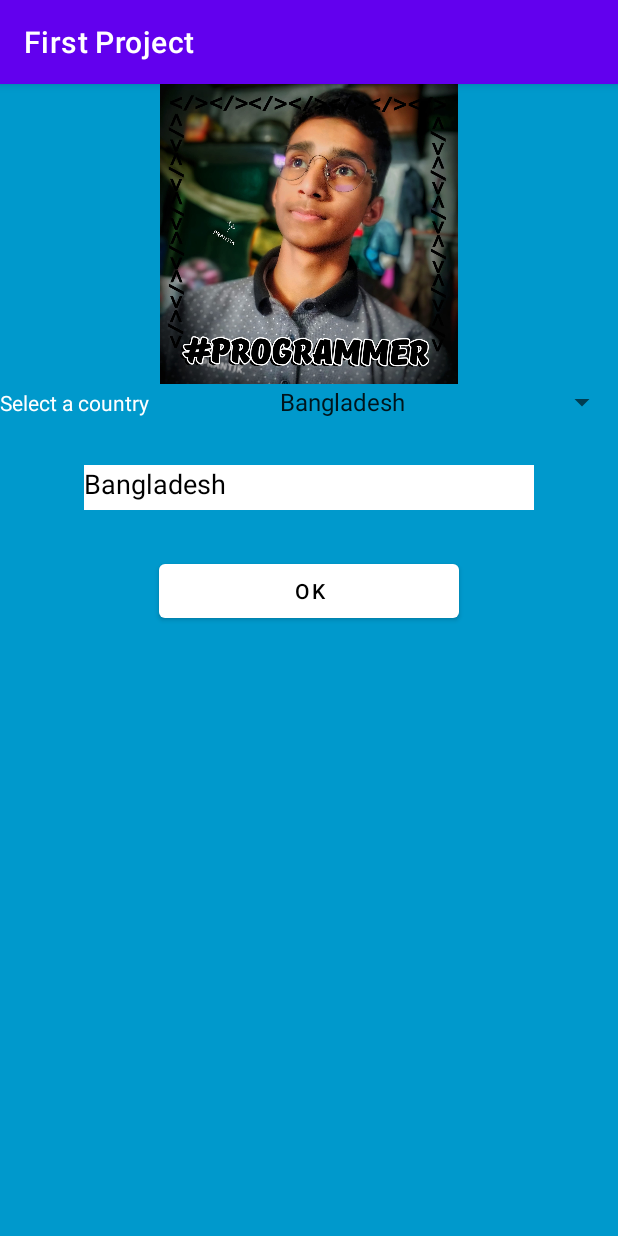
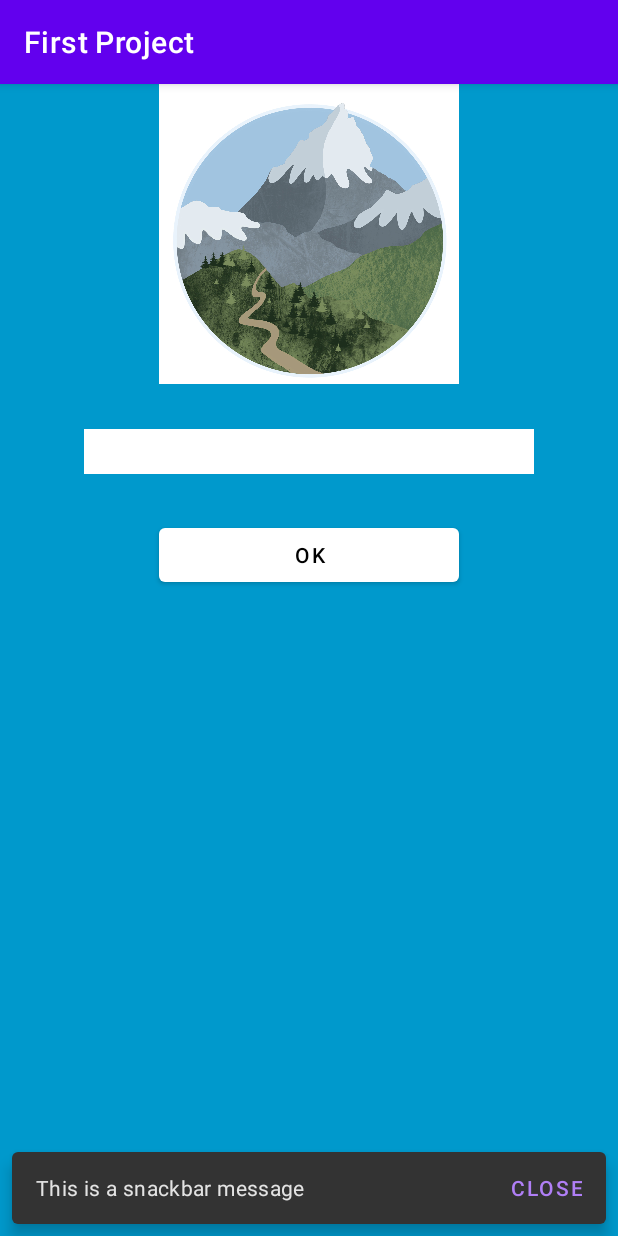
Before and after one commit to Prantik335/my-learning, an Android app: the screen it shows after launch (MainActivity), after a tap on "OK", on a phone screen of 412 x 824 dp. Run offline under Robolectric (Android 15) with nearby library versions, the phone set to English and light mode, and no system bars.

Commit message:
snackbar

```diff
--- a/android-studio/first-project/app/src/main/java/me/prantik/firstproject/MainActivity.java
+++ b/android-studio/first-project/app/src/main/java/me/prantik/firstproject/MainActivity.java
@@ -2,6 +2,7 @@ package me.prantik.firstproject;
 
 import androidx.appcompat.app.AppCompatActivity;
 
+import android.annotation.SuppressLint;
 import android.graphics.Color;
 import android.os.Bundle;
 import android.view.View;
@@ -16,7 +17,10 @@ import android.widget.RadioButton;
 import android.widget.RadioGroup;
 import android.widget.Spinner;
 import android.widget.TextView;
+import android.widget.Toast;
 import android.widget.ToggleButton;
+
+import com.google.android.material.snackbar.Snackbar;
 
 public class MainActivity extends AppCompatActivity {
 
@@ -24,8 +28,6 @@ public class MainActivity extends AppCompatActivity {
     Button ok;
     TextView result;
     ImageView image;
-    Spinner spinner;
-    ArrayAdapter adapter;
 
     @Override
     protected void onCreate(Bundle savedInstanceState) {
@@ -36,33 +38,17 @@ public class MainActivity extends AppCompatActivity {
         ok = findViewById(R.id.buttonOk);
         result = findViewById(R.id.textViewResult);
         image = findViewById(R.id.imageView);
-        spinner = findViewById(R.id.spinnerCountry);
-
-        adapter = ArrayAdapter.createFromResource(this, R.array.countries,
-                android.R.layout.simple_spinner_item
-        );
-
-        adapter.setDropDownViewResource(android.R.layout.simple_spinner_dropdown_item);
-
-        spinner.setAdapter(adapter);
-
-        spinner.setOnItemSelectedListener(new AdapterView.OnItemSelectedListener() {
-            @Override
-            public void onItemSelected(AdapterView<?> adapterView, View view, int i, long l) {
-                String countryName = adapterView.getItemAtPosition(i).toString();
-                result.setText(countryName);
-            }
-
-            @Override
-            public void onNothingSelected(AdapterView<?> adapterView) {
-
-            }
-        });
 
         ok.setOnClickListener(new View.OnClickListener() {
             @Override
             public void onClick(View view) {
+                Snackbar.make(layout, "This is a snackbar message", Snackbar.LENGTH_INDEFINITE)
+                        .setAction("Close", new View.OnClickListener() {
+                            @Override
+                            public void onClick(View view) {
 
+                            }
+                        }).show();
             }
         });
     }
--- a/android-studio/first-project/app/src/main/res/layout/activity_main.xml
+++ b/android-studio/first-project/app/src/main/res/layout/activity_main.xml
@@ -15,27 +15,7 @@
         android:layout_width="300dp"
         android:layout_height="200dp"
         android:scaleType="fitCenter"
-        android:src="@drawable/prantik" />
-
-    <LinearLayout
-        android:layout_width="match_parent"
-        android:layout_height="wrap_content"
-        android:orientation="horizontal">
-
-        <TextView
-            android:id="@+id/textView"
-            android:layout_width="wrap_content"
-            android:layout_height="wrap_content"
-            android:layout_weight="1"
-            android:text="Select a country"
-            android:textColor="@color/white" />
-
-        <Spinner
-            android:id="@+id/spinnerCountry"
-            android:layout_width="wrap_content"
-            android:layout_height="wrap_content"
-            android:layout_weight="1" />
-    </LinearLayout>
+        android:src="@drawable/mountain" />
 
     <TextView
         android:id="@+id/textViewResult"
```
